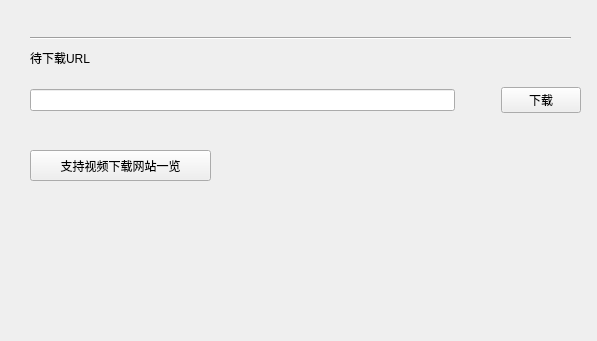
Before: the Qt Designer form video_download.ui in Rockyzsu/videodownload_pyqt, drawn with Qt 5.
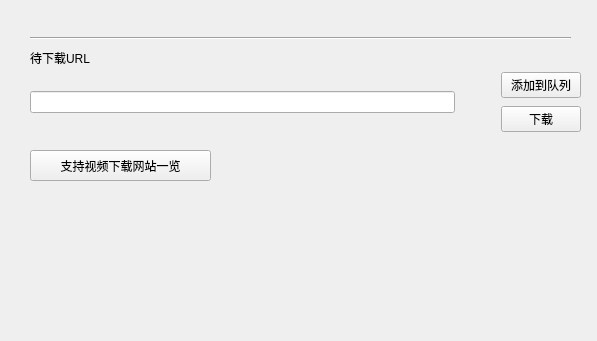
After: the same form once the commit is applied.

What changed in the file:
```diff
--- a/video_download.ui
+++ b/video_download.ui
@@ -25,14 +25,14 @@
      <x>30</x>
      <y>70</y>
      <width>551</width>
-     <height>61</height>
+     <height>65</height>
     </rect>
    </property>
    <layout class="QGridLayout" name="gridLayout_2">
     <item row="0" column="2">
      <widget class="QPushButton" name="pushButton_2">
       <property name="text">
-       <string>下载</string>
+       <string>添加到队列</string>
       </property>
      </widget>
     </item>
@@ -52,7 +52,14 @@
       </property>
      </spacer>
     </item>
-    <item row="0" column="0">
+    <item row="1" column="2">
+     <widget class="QPushButton" name="download">
+      <property name="text">
+       <string>下载</string>
+      </property>
+     </widget>
+    </item>
+    <item row="0" column="0" rowspan="2">
      <widget class="QLineEdit" name="lineEdit"/>
     </item>
    </layout>
```
Left out of the diff: 2 changed lines with no effect on the pictures.
